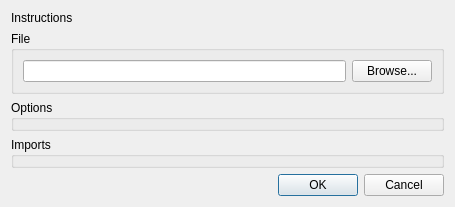
pencil2d/pencil, file app/ui/importexportdialog.ui: the form before one commit.
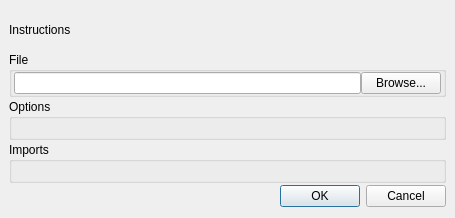
The form after the commit.

What changed in the file:
```diff
--- a/app/ui/importexportdialog.ui
+++ b/app/ui/importexportdialog.ui
@@ -10,7 +10,7 @@
     <x>0</x>
     <y>0</y>
     <width>455</width>
-    <height>156</height>
+    <height>218</height>
    </rect>
   </property>
   <property name="sizePolicy">
@@ -23,8 +23,29 @@
    <bool>true</bool>
   </property>
   <layout class="QVBoxLayout" name="verticalLayout">
+   <property name="spacing">
+    <number>2</number>
+   </property>
+   <property name="leftMargin">
+    <number>9</number>
+   </property>
+   <property name="topMargin">
+    <number>9</number>
+   </property>
+   <property name="rightMargin">
+    <number>9</number>
+   </property>
    <item>
     <widget class="QLabel" name="instructionsLabel">
+     <property name="minimumSize">
+      <size>
+       <width>0</width>
+       <height>0</height>
+      </size>
+     </property>
+     <property name="frameShape">
+      <enum>QFrame::NoFrame</enum>
+     </property>
      <property name="text">
       <string>Instructions</string>
      </property>
@@ -42,6 +63,21 @@
       <bool>false</bool>
      </property>
      <layout class="QHBoxLayout" name="horizontalLayout">
+      <property name="spacing">
+       <number>0</number>
+      </property>
+      <property name="leftMargin">
+       <number>2</number>
+      </property>
+      <property name="topMargin">
+       <number>0</number>
+      </property>
+      <property name="rightMargin">
+       <number>2</number>
+      </property>
+      <property name="bottomMargin">
+       <number>0</number>
+      </property>
       <item>
        <widget class="QLineEdit" name="fileEdit">
         <property name="readOnly">
```
